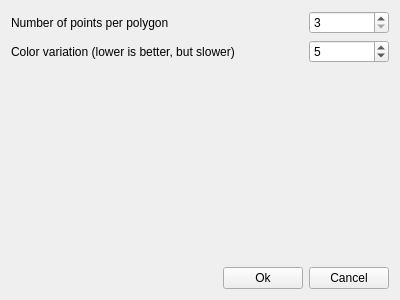
Old version of the form settingswidget.ui in the repository tux3/Evolve.
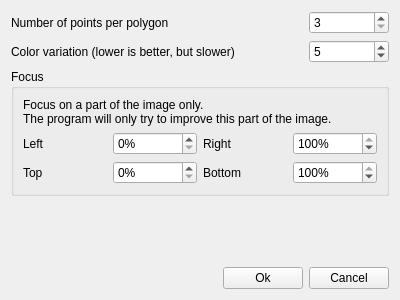
New version of the form.

Commit message:
Split widget.cpp, implement Focus
The Focus feature is EXPERIMENTAL and may generate out-of-bounds polys
at the moment.

What changed in the file:
```diff
--- a/settingswidget.ui
+++ b/settingswidget.ui
@@ -14,14 +14,34 @@
    <string>Settings</string>
   </property>
   <layout class="QGridLayout" name="gridLayout">
-   <item row="3" column="2">
+   <item row="4" column="2">
     <widget class="QPushButton" name="closeButton">
      <property name="text">
       <string>Cancel</string>
      </property>
     </widget>
    </item>
-   <item row="2" column="0" colspan="3">
+   <item row="1" column="2">
+    <widget class="QSpinBox" name="colorVarSpin">
+     <property name="minimum">
+      <number>1</number>
+     </property>
+     <property name="maximum">
+      <number>255</number>
+     </property>
+     <property name="value">
+      <number>5</number>
+     </property>
+    </widget>
+   </item>
+   <item row="1" column="0" colspan="2">
+    <widget class="QLabel" name="label_2">
+     <property name="text">
+      <string>Color variation (lower is better, but slower)</string>
+     </property>
+    </widget>
+   </item>
+   <item row="3" column="0" colspan="3">
     <spacer name="verticalSpacer">
      <property name="orientation">
       <enum>Qt::Vertical</enum>
@@ -34,14 +54,14 @@
      </property>
     </spacer>
    </item>
-   <item row="3" column="1">
+   <item row="4" column="1">
     <widget class="QPushButton" name="okButton">
      <property name="text">
       <string>Ok</string>
      </property>
     </widget>
    </item>
-   <item row="3" column="0">
+   <item row="4" column="0">
     <spacer name="horizontalSpacer">
      <property name="orientation">
       <enum>Qt::Horizontal</enum>
@@ -71,24 +91,95 @@
      </property>
     </widget>
    </item>
-   <item row="1" column="0" colspan="2">
-    <widget class="QLabel" name="label_2">
-     <property name="text">
-      <string>Color variation (lower is better, but slower)</string>
+   <item row="2" column="0" colspan="3">
+    <widget class="QGroupBox" name="groupBox">
+     <property name="title">
+      <string>Focus</string>
      </property>
-    </widget>
-   </item>
-   <item row="1" column="2">
-    <widget class="QSpinBox" name="colorVarSpin">
-     <property name="minimum">
-      <number>1</number>
-     </property>
-     <property name="maximum">
-      <number>255</number>
-     </property>
-     <property name="value">
-      <number>5</number>
-     </property>
+     <layout class="QGridLayout" name="gridLayout_2">
+      <item row="1" column="3">
+       <widget class="QSpinBox" name="focusRight">
+        <property name="suffix">
+         <string>%</string>
+        </property>
+        <property name="maximum">
+         <number>100</number>
+        </property>
+        <property name="value">
+         <number>100</number>
+        </property>
+       </widget>
+      </item>
+      <item row="1" column="2">
+       <widget class="QLabel" name="label_5">
+        <property name="text">
+         <string>Right</string>
+        </property>
+       </widget>
+      </item>
+      <item row="1" column="0">
+       <widget class="QLabel" name="label_4">
+        <property name="text">
+         <string>Left</string>
+        </property>
+       </widget>
+      </item>
+      <item row="0" column="0" colspan="4">
+       <widget class="QLabel" name="label_3">
+        <property name="text">
+         <string>Focus on a part of the image only.
+The program will only try to improve this part of the image.</string>
+        </property>
+       </widget>
+      </item>
+      <item row="1" column="1">
+       <widget class="QSpinBox" name="focusLeft">
+        <property name="suffix">
+         <string>%</string>
+        </property>
+        <property name="maximum">
+         <number>100</number>
+        </property>
+       </widget>
+      </item>
+      <item row="2" column="0">
+       <widget class="QLabel" name="label_6">
+        <property name="text">
+         <string>Top</string>
+        </property>
+       </widget>
+      </item>
+      <item row="2" column="1">
+       <widget class="QSpinBox" name="focusTop">
+        <property name="suffix">
+         <string>%</string>
+        </property>
+        <property name="maximum">
+         <number>100</number>
+        </property>
+       </widget>
+      </item>
+      <item row="2" column="2">
+       <widget class="QLabel" name="label_7">
+        <property name="text">
+         <string>Bottom</string>
+        </property>
+       </widget>
+      </item>
+      <item row="2" column="3">
+       <widget class="QSpinBox" name="focusBottom">
+        <property name="suffix">
+         <string>%</string>
+        </property>
+        <property name="maximum">
+         <number>100</number>
+        </property>
+        <property name="value">
+         <number>100</number>
+        </property>
+       </widget>
+      </item>
+     </layout>
     </widget>
    </item>
   </layout>
```
The commit also changes 8 other files.
